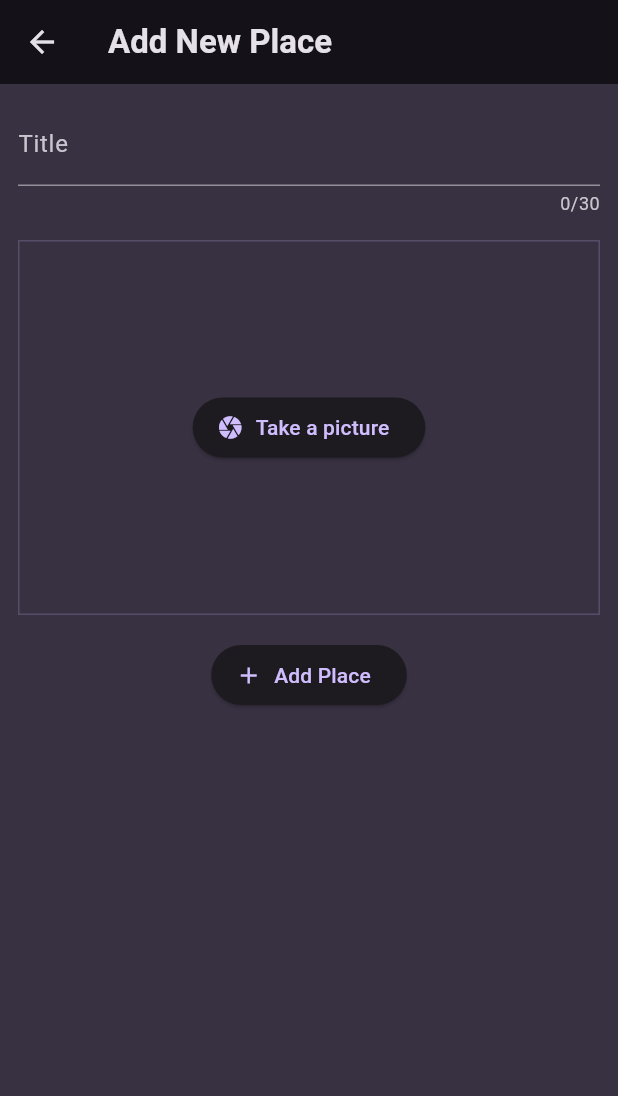
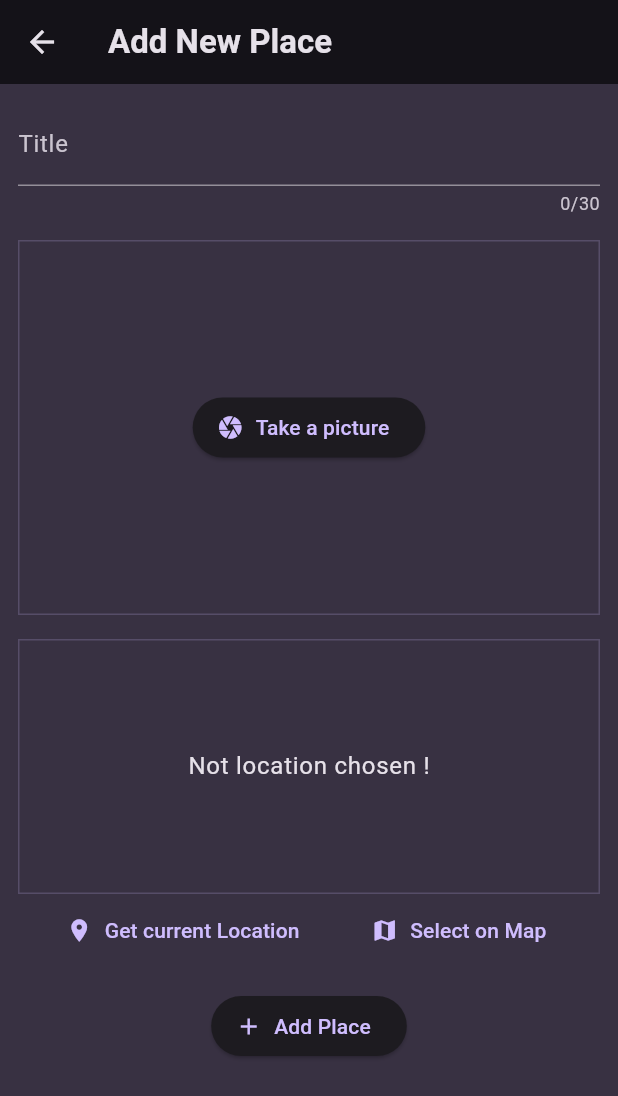
Before and after one commit to Abberate/favorite-place, a Flutter app: the screen it shows after launch, after a tap on the "add" icon, on a phone screen of 412 x 824 dp. Shown: the top 1096 px of the screen. Run offline on Flutter 3.47's test engine with Material 3 defaults, Android fonts, the phone set to English and light mode, and no system bars; our stand-ins replace flutter_riverpod, google_fonts, google_maps_flutter, image_picker, location, sqflite; accounts and stored records are empty; network calls fail.

Commit message:
14-03-25

```diff
--- a/lib/main.dart
+++ b/lib/main.dart
@@ -3,6 +3,8 @@ import 'package:flutter_riverpod/flutter_riverpod.dart';
 import 'package:google_fonts/google_fonts.dart';
 
 import 'screens/places.dart';
+
+// AIzaSyBxgxnK_Zaac4Yc32LvRa_WUT3mZxr55Ig
 
 final colorScheme = ColorScheme.fromSeed(
   brightness: Brightness.dark,
@@ -34,6 +36,7 @@ class MyApp extends StatelessWidget {
   @override
   Widget build(BuildContext context) {
     return MaterialApp(
+      debugShowCheckedModeBanner: false,
       title: 'Great Places',
       theme: theme,
       home: const PlacesScreen(),
--- a/lib/models/place.dart
+++ b/lib/models/place.dart
@@ -4,10 +4,24 @@ import 'package:uuid/uuid.dart';
 
 var uuid = Uuid();
 
+class PlaceLocation {
+  const PlaceLocation(
+      {required this.latitude, required this.longitude, required this.address});
+  final double latitude;
+  final double longitude;
+  final String address;
+}
+
 class Place {
-  Place({required this.title, required this.image}) : id = uuid.v4();
+  Place(
+      {required this.title,
+      required this.image,
+      required this.location,
+      String? id})
+      : id = id ?? uuid.v4();
 
   final String id;
   final String title;
   final File image;
+  final PlaceLocation location;
 }
--- a/lib/providers/user_places.dart
+++ b/lib/providers/user_places.dart
@@ -1,13 +1,64 @@
 import 'dart:io';
 
+import 'package:path/path.dart' as path;
+import 'package:path_provider/path_provider.dart' as syspath;
 import 'package:favorite_places/models/place.dart';
 import 'package:flutter_riverpod/flutter_riverpod.dart';
+
+import 'package:sqflite/sqflite.dart' as sql;
+import 'package:sqflite/sqlite_api.dart';
+
+Future<Database> _getDatabase() async {
+  final dbPath = await sql.getDatabasesPath();
+  final db = await sql.openDatabase(path.join(dbPath, 'user_places'),
+      onCreate: (db, version) {
+    return db.execute(
+        'CREATE TABLE user_places (id TEXT PRIMARY KEY, title TEXT, image TEXT, lat REAL, lng REAL, address TEXT)');
+  }, version: 1);
+
+  return db;
+}
 
 class UserPlacesNotifier extends StateNotifier<List<Place>> {
   UserPlacesNotifier() : super(const []);
 
-  void addPlace(String title, File image) {
-    final Place newPlace = Place(title: title, image: image);
+  Future<void> loadPlace() async {
+    final db = await _getDatabase();
+    final data = await db.query('user_places');
+    final places = data
+        .map(
+          (row) => Place(
+            id: row['id'] as String,
+            title: row['title'] as String,
+            image: File(row['image'] as String),
+            location: PlaceLocation(
+                latitude: row['lat'] as double,
+                longitude: row['lng'] as double,
+                address: row['address'] as String),
+          ),
+        )
+        .toList();
+    state = places;
+  }
+
+  void addPlace(String title, File image, PlaceLocation location) async {
+    final appDir = await syspath.getApplicationDocumentsDirectory();
+    final filename = path.basename(image.path);
+    final copieImage = await image.copy(path.join(appDir.path, filename));
+
+    final Place newPlace =
+        Place(title: title, image: copieImage, location: location);
+
+    final db = await _getDatabase();
+
+    db.insert('user_places', {
+      'id': newPlace.id,
+      'title': newPlace.title,
+      'image': newPlace.image.path,
+      'lat': newPlace.location.latitude,
+      'lng': newPlace.location.longitude,
+      'address': newPlace.location.address
+    });
 
     state = [...state, newPlace];
   }
@@ -17,7 +68,7 @@ class UserPlacesNotifier extends StateNotifier<List<Place>> {
   }
 }
 
-final userPlacesNotifier =
+final userPlacesProvider =
     StateNotifierProvider<UserPlacesNotifier, List<Place>>(
   (ref) => UserPlacesNotifier(),
 );
--- a/lib/screens/places.dart
+++ b/lib/screens/places.dart
@@ -5,13 +5,27 @@ import 'package:favorite_places/providers/user_places.dart';
 import 'package:favorite_places/widgets/places_list.dart';
 import 'package:favorite_places/screens/add_place.dart';
 
-class PlacesScreen extends ConsumerWidget {
+class PlacesScreen extends ConsumerStatefulWidget {
   const PlacesScreen({super.key});
 
   @override
-  Widget build(BuildContext context, WidgetRef ref) {
+  ConsumerState<PlacesScreen> createState() {
+    return _PlacesScreenState();
+  }
+}
 
-    final userPlaces = ref.watch(userPlacesNotifier);
+class _PlacesScreenState extends ConsumerState<PlacesScreen> {
+  late Future<void> _placesFuture;
+
+  @override
+  void initState() {
+    _placesFuture = ref.read(userPlacesProvider.notifier).loadPlace();
+    super.initState();
+  }
+
+  @override
+  Widget build(BuildContext context) {
+    final userPlaces = ref.watch(userPlacesProvider);
 
     return Scaffold(
       appBar: AppBar(
@@ -29,7 +43,16 @@ class PlacesScreen extends ConsumerWidget {
           ),
         ],
       ),
-      body: PlacesList(places: userPlaces),
+      body: Padding(
+          padding: const EdgeInsets.all(10.0),
+          child: FutureBuilder(
+              future: _placesFuture,
+              builder: (context, snapshot) =>
+                  snapshot.connectionState == ConnectionState.waiting
+                      ? const Center(
+                          child: CircularProgressIndicator(),
+                        )
+                      : PlacesList(places: userPlaces))),
     );
   }
 }
--- /dev/null
+++ b/lib/widgets/location_input.dart
@@ -0,0 +1,161 @@
+import 'dart:convert';
+
+import 'package:favorite_places/models/place.dart';
+import 'package:favorite_places/screens/map.dart';
+import 'package:flutter/material.dart';
+import 'package:google_maps_flutter/google_maps_flutter.dart';
+import 'package:location/location.dart';
+import 'package:http/http.dart' as http;
+
+class LocationInput extends StatefulWidget {
+  LocationInput({super.key, required this.onSelectLocation});
+
+  final void Function(PlaceLocation location) onSelectLocation;
+
+  @override
+  State<LocationInput> createState() => _LocationInputState();
+}
+
+class _LocationInputState extends State<LocationInput> {
+  PlaceLocation? _picketLocation;
+  bool _isGettingLocation = false;
+
+  String get locationImage {
+    if (_picketLocation == null) {
+      return "";
+    }
+    final lat = _picketLocation!.latitude;
+    final lng = _picketLocation!.longitude;
+    return "https://maps.googleapis.com/maps/api/staticmap?center=$lat,$lng&zoom=16&size=600x300&maptype=roadmap&markers=color:red%7Clabel:A%7C$lat,$lng&key=AIzaSyBxgxnK_Zaac4Yc32LvRa_WUT3mZxr55Ig";
+  }
+
+  Future<void> _savePlace(double latitude, double longitude) async {
+    final url = Uri.parse(
+        "https://maps.googleapis.com/maps/api/geocode/json?latlng=$latitude,$longitude&key=AIzaSyBxgxnK_Zaac4Yc32LvRa_WUT3mZxr55Ig");
+
+    final response = await http.get(url);
+    final reponseData = jsonDecode(response.body);
+    final address = reponseData["results"][0]["formatted_address"];
+
+    setState(() {
+      _picketLocation = PlaceLocation(
+          latitude: latitude, longitude: longitude, address: address);
+      _isGettingLocation = false;
+    });
+
+    if (_picketLocation == null) {
+      return;
+    }
+
+    widget.onSelectLocation(_picketLocation!);
+  }
+
+  void _getCurrentLocation() async {
+    Location location = Location();
+
+    bool serviceEnabled;
+    PermissionStatus permissionGranted;
+    LocationData locationData;
+
+    serviceEnabled = await location.serviceEnabled();
+    if (!serviceEnabled) {
+      serviceEnabled = await location.requestService();
+      if (!serviceEnabled) {
+        return;
+      }
+    }
+
+    permissionGranted = await location.hasPermission();
+    if (permissionGranted == PermissionStatus.denied) {
+      permissionGranted = await location.requestPermission();
+      if (permissionGranted != PermissionStatus.granted) {
+        return;
+      }
+    }
+
+    setState(() {
+      _isGettingLocation = true;
+    });
+
+    locationData = await location.getLocation();
+
+    final lat = locationData.latitude;
+    final lng = locationData.longitude;
+
+    if (lat == null || lng == null) {
+      return;
+    }
+
+    _savePlace(lat, lng);
+  }
+
+  void _selectOnMap() async {
+    final pickedLocation = await Navigator.of(context).push<LatLng>(
+      MaterialPageRoute(
+        builder: (context) => MapScreen(),
+      ),
+    );
+
+    if (pickedLocation == null) {
+      return;
+    }
+
+    _savePlace(pickedLocation.latitude, pickedLocation.longitude);
+  }
+
+  @override
+  Widget build(BuildContext context) {
+    Widget previewContent = Text(
+      "Not location chosen !",
+      style: Theme.of(context)
+          .textTheme
+          .bodyLarge!
+          .copyWith(color: Theme.of(context).colorScheme.onBackground),
+    );
+
+    if (_picketLocation != null) {
+      previewContent = Image.network(
+        locationImage,
+        fit: BoxFit.cover,
+        width: double.infinity,
+        height: double.infinity,
+      );
+    }
+
+    if (_isGettingLocation) {
+      previewContent = CircularProgressIndicator(
+        strokeWidth: 4.0,
+      );
+    }
+    return Column(
+      children: [
+        Container(
+          height: 170,
+          width: double.infinity,
+          alignment: Alignment.center,
+          decoration: BoxDecoration(
+            border: Border.all(
+                width: 1,
+                color: Theme.of(context).colorScheme.primary.withOpacity(0.2)),
+          ),
+          child: previewContent,
+        ),
+        Row(
+          mainAxisAlignment: MainAxisAlignment.spaceEvenly,
+          children: [
+            TextButton.icon(
+              onPressed: _getCurrentLocation,
+              label: Text("Get current Location"),
+              icon: Icon(Icons.location_on),
+            ),
+            TextButton.icon(
+              onPressed: _selectOnMap,
+              label: Text("Select on Map"),
+              icon: Icon(Icons.map),
+            ),
+          ],
+        ),
+      ],
+    );
+  }
+}
--- a/pubspec.yaml
+++ b/pubspec.yaml
@@ -11,8 +11,14 @@ dependencies:
     sdk: flutter
   flutter_riverpod: ^2.6.1
   google_fonts: ^6.2.1
+  google_maps_flutter: ^2.10.1
+  http: ^1.3.0
   image_picker: ^1.1.2
+  location: ^8.0.0
+  path: ^1.9.1
+  path_provider: ^2.1.5
   riverpod: ^2.6.1
+  sqflite: ^2.4.2
   uuid: ^4.5.1
 
 dev_dependencies:
```
Also changed, not shown: lib/data/dummydata.dart (deleted, +0 -19 lines), lib/screens/add_place.dart (+60 -3 lines), lib/screens/map.dart (added, +63 -0 lines), lib/screens/place_detail.dart (+57 -6 lines), lib/widgets/places_list.dart (+12 -1 lines), pubspec.lock, 129 other files.
